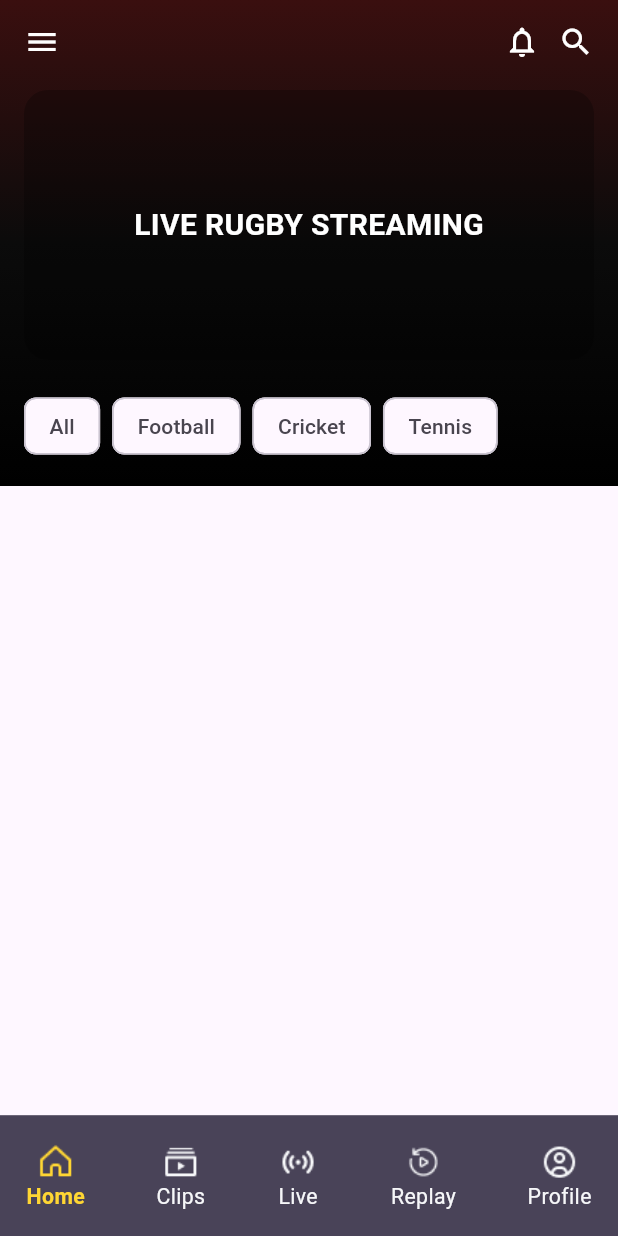
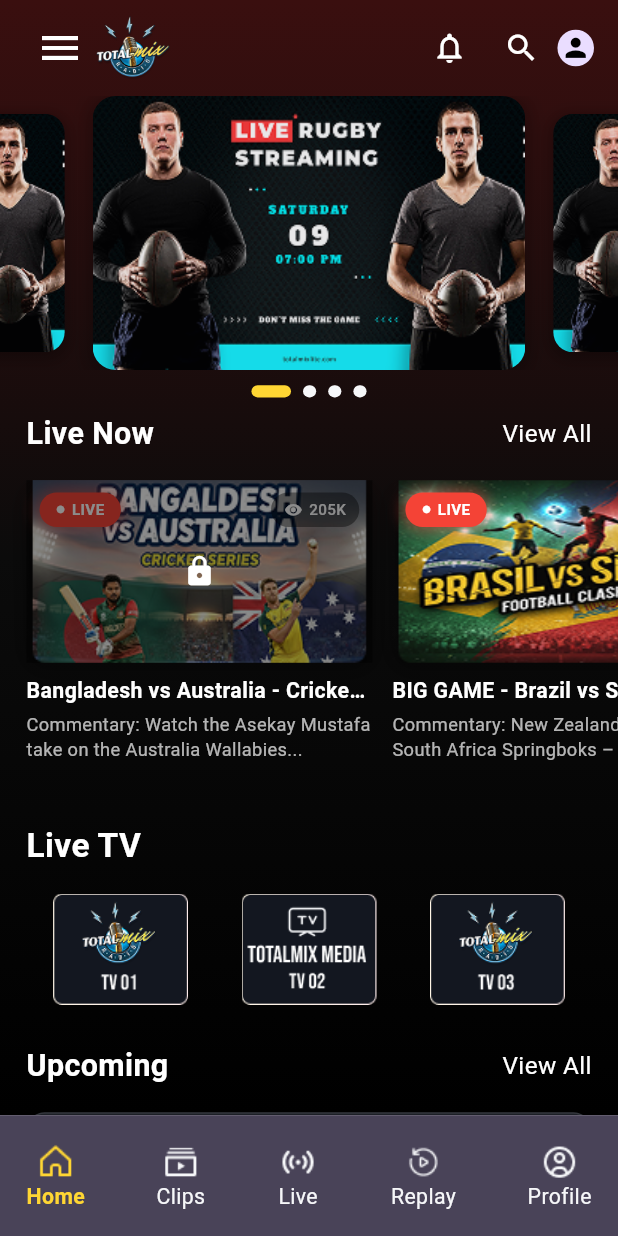
Before and after one commit to Mustafa-2097/streamapp_mike20221, a Flutter app: the screen it shows after launch, on a phone screen of 412 x 824 dp. Run offline on Flutter 3.47's test engine with Material 3 defaults, Android fonts, the phone set to English and light mode, and no system bars; drawn by our look-alikes of carousel_slider, smooth_page_indicator; our stand-ins replace flutter_easyloading, flutter_screenutil, get, google_fonts, logger.

Commit message:
Home Screen Done

```diff
--- a/lib/features/home/screen/home_screen.dart
+++ b/lib/features/home/screen/home_screen.dart
@@ -1,16 +1,21 @@
 import 'package:flutter/material.dart';
 import 'package:get/get.dart';
 import '../../bottom_navbar/controller/nav_controller.dart';
+import '../widgets/all_tab.dart';
+import '../widgets/carousel_slider.dart';
+import '../widgets/custom_home_appbar.dart';
 
 class HomeScreen extends StatelessWidget {
-  HomeScreen({super.key});
-
-  final BottomNavController navController = Get.put(BottomNavController());
+  const HomeScreen({super.key});
 
   @override
   Widget build(BuildContext context) {
+    final sh = MediaQuery.of(context).size.height;
+    final sw = MediaQuery.of(context).size.width;
+
     return Scaffold(
       body: Container(
+        height: sh,
         decoration: const BoxDecoration(
           gradient: LinearGradient(
             begin: Alignment.topCenter,
@@ -19,66 +24,25 @@ class HomeScreen extends StatelessWidget {
           ),
         ),
         child: SafeArea(
-          child: SingleChildScrollView(
-            padding: const EdgeInsets.all(16),
-            child: Column(
-              crossAxisAlignment: CrossAxisAlignment.start,
-              children: [
-                // 🔝 Top Bar
-                Row(
-                  mainAxisAlignment: MainAxisAlignment.spaceBetween,
-                  children: const [
-                    Icon(Icons.menu, color: Colors.white),
-                    Row(
-                      children: [
-                        Icon(Icons.notifications_none, color: Colors.white),
-                        SizedBox(width: 12),
-                        Icon(Icons.search, color: Colors.white),
-                      ],
-                    ),
-                  ],
-                ),
+          child: CustomScrollView(
+            slivers: [
+              SliverToBoxAdapter(
+                child: const CustomHomeAppBar(),
+              ),
 
-                const SizedBox(height: 20),
+              SliverToBoxAdapter(
+                child: const RugbyCarouselSlider(),
+              ),
 
-                // 🎥 Banner
-                Container(
-                  height: 180,
-                  decoration: BoxDecoration(
-                    borderRadius: BorderRadius.circular(16),
-                    color: Colors.black26,
-                  ),
-                  child: const Center(
-                    child: Text(
-                      "LIVE RUGBY STREAMING",
-                      style: TextStyle(
-                        color: Colors.white,
-                        fontSize: 20,
-                        fontWeight: FontWeight.bold,
-                      ),
-                    ),
-                  ),
-                ),
+              SliverToBoxAdapter(
+                child: SizedBox(height: 10),
+              ),
 
-                const SizedBox(height: 20),
+              SliverToBoxAdapter(
+                child: LiveNowSection(), // Add the LiveNow section here
+              ),
 
-                // 🟡 Categories
-                SingleChildScrollView(
-                  scrollDirection: Axis.horizontal,
-                  child: Row(
-                    children: const [
-                      Chip(label: Text("All")),
-                      SizedBox(width: 8),
-                      Chip(label: Text("Football")),
-                      SizedBox(width: 8),
-                      Chip(label: Text("Cricket")),
-                      SizedBox(width: 8),
-                      Chip(label: Text("Tennis")),
-                    ],
-                  ),
-                ),
-              ],
-            ),
+            ],
           ),
         ),
       ),
--- /dev/null
+++ b/lib/features/home/widgets/all_tab.dart
@@ -0,0 +1,173 @@
+import 'package:flutter/material.dart';
+import 'package:flutter_screenutil/flutter_screenutil.dart';
+import 'package:testapp/features/home/widgets/upcoming_match_card.dart';
+
+import 'live_card.dart';
+
+class LiveNowSection extends StatelessWidget {
+  LiveNowSection({super.key});
+
+  final List<String> _liveImages = [
+    'assets/images/live01.png',
+    'assets/images/live02.png',
+    'assets/images/live01.png',
+  ];
+
+  // Viewer counts for each live stream
+  final List<String> _viewerCounts = [
+    '205K',
+    '189K',
+    '156K',
+  ];
+
+  // Titles for accessibility/alt text
+  final List<String> _titles = [
+    'Bangladesh vs Australia - Cricket Championship',
+    'BIG GAME - Brazil vs Spain - World Cup',
+    'Bangladesh vs Australia - Cricket Championship',
+  ];
+
+  // Descriptions for each live stream
+  final List<String> _descriptions = [
+    'Commentary: Watch the Asekay Mustafa take on the Australia Wallabies...',
+    'Commentary: New Zealand All Blacks vs South Africa Springboks – Rugby Ch...',
+    'Commentary: Watch the Asekay Mustafa take on the Australia Wallabies...',
+  ];
+
+  @override
+  Widget build(BuildContext context) {
+    return Column(
+      crossAxisAlignment: CrossAxisAlignment.start,
+      children: [
+        // Section Header
+        Padding(
+          padding: EdgeInsets.symmetric(horizontal: 16.w),
+          child: Row(
+            children: [
+              Text(
+                'Live Now',
+                style: TextStyle(
+                  color: Colors.white,
+                  fontSize: 20.sp,
+                  fontWeight: FontWeight.bold,
+                ),
+              ),
+              const Spacer(),
+              Text(
+                'View All',
+                style: TextStyle(
+                  color: Colors.white,
+                  fontSize: 16.sp,
+                ),
+              ),
+            ],
+          ),
+        ),
+        SizedBox(height: 16.h),
+
+        // Horizontal Scrollable List
+        SizedBox(
+          height: 200.h, // Increased height to accommodate text below
+          child: ListView.builder(
+            scrollDirection: Axis.horizontal,
+            padding: EdgeInsets.symmetric(horizontal: 16.w),
+            itemCount: _liveImages.length,
+            itemBuilder: (context, index) {
+              return Padding(
+                padding: EdgeInsets.only(right: 12.w),
+                child: LiveCard(imagePath: _liveImages[index], viewerCount: _viewerCounts[index], title: _titles[index], description: _descriptions[index], isLocked: index == 0),
+              );
+            },
+          ),
+        ),
+        SizedBox(height: 24.h),
+
+        // Live TV Section
+        Padding(
+          padding: EdgeInsets.symmetric(horizontal: 16.w),
+          child: Text(
+            'Live TV',
+            style: TextStyle(
+              color: Colors.white,
+              fontSize: 22.sp,
+              fontWeight: FontWeight.bold,
+            ),
+          ),
+        ),
+        SizedBox(height: 16.h),
+
+        // Live TV Channels
+        Padding(
+          padding: EdgeInsets.symmetric(horizontal: 16.w),
+          child: Row(
+            mainAxisAlignment: MainAxisAlignment.spaceAround,
+            children: [
+              _buildTVChannel('assets/images/tv01.png'),
+              _buildTVChannel('assets/images/tv02.png'),
+              _buildTVChannel('assets/images/tv03.png'),
+            ],
+          ),
+        ),
+        SizedBox(height: 26.h),
+
+        // Upcoming section
+        Padding(
+          padding: EdgeInsets.symmetric(horizontal: 16.w),
+          child: Row(
+            children: [
+              Text(
+                'Upcoming',
+                style: TextStyle(
+                  color: Colors.white,
+                  fontSize: 20.sp,
+                  fontWeight: FontWeight.bold,
+                ),
+              ),
+              const Spacer(),
+              Text(
+                'View All',
+                style: TextStyle(
+                  color: Colors.white,
+                  fontSize: 16.sp,
+                ),
+              ),
+            ],
+          ),
+        ),
+        SizedBox(height: 16.h),
+        Padding(
+          padding: EdgeInsets.symmetric(horizontal: 16.w),
+          child: Column(
+            children: const [
+              UpcomingMatchCard(
+                imagePath: 'assets/images/live01.png',
+                league: 'EFL Championship',
+                match: 'Brazil vs Spain',
+                time: 'Today at 06:04 PM',
+              ),
+              SizedBox(height: 12),
+              UpcomingMatchCard(
+                imagePath: 'assets/images/live02.png',
+                league: 'Rugby Championship',
+                match: 'Springboks vs Argentina',
+                time: 'Today at 01:04 PM',
+                isHighlighted: true,
+              ),
+            ],
+          ),
+        ),
+        SizedBox(height: 16.h),
+      ],
+    );
+  }
+
+  Widget _buildTVChannel(String imagePath) {
+    return ClipRRect(
+      child: Image.asset(
+        imagePath,
+        width: 90,
+        fit: BoxFit.cover,
+      ),
+    );
+  }
+}
--- /dev/null
+++ b/lib/features/home/widgets/carousel_slider.dart
@@ -0,0 +1,98 @@
+import 'package:carousel_slider/carousel_slider.dart';
+import 'package:flutter/material.dart';
+import 'package:flutter_screenutil/flutter_screenutil.dart';
+import 'package:smooth_page_indicator/smooth_page_indicator.dart';
+import '../../../core/const/app_colors.dart';
+
+class RugbyCarouselSlider extends StatefulWidget {
+  const RugbyCarouselSlider({super.key});
+
+  @override
+  State<RugbyCarouselSlider> createState() => _RugbyCarouselSliderState();
+}
+
+class _RugbyCarouselSliderState extends State<RugbyCarouselSlider> {
+  final CarouselSliderController _carouselController = CarouselSliderController();
+
+  int _currentIndex = 0;
+
+  final List<String> _imageUrls = [
+    'assets/images/slider.png',
+    'assets/images/slider.png',
+    'assets/images/slider.png',
+    'assets/images/slider.png',
+  ];
+
+  @override
+  Widget build(BuildContext context) {
+    return Column(
+      children: [
+        CarouselSlider.builder(
+          carouselController: _carouselController,
+          itemCount: _imageUrls.length,
+          options: _carouselOptions,
+          itemBuilder: (context, index, realIndex) {
+            return _buildCarouselItem(index);
+          },
+        ),
+        SizedBox(height: 10.h),
+        _buildIndicator(),
+      ],
+    );
+  }
+
+  /// Carousel configuration
+  CarouselOptions get _carouselOptions {
+    return CarouselOptions(
+      height: 180.h,
+      autoPlay: true,
+      enlargeCenterPage: true,
+      viewportFraction: 0.7,
+      aspectRatio: 16 / 9,
+      onPageChanged: (index, _) {
+        setState(() => _currentIndex = index);
+      },
+    );
+  }
+
+  /// Single carousel item
+  Widget _buildCarouselItem(int index) {
+    return Container(
+      decoration: BoxDecoration(
+        borderRadius: BorderRadius.circular(15.r),
+        boxShadow: [
+          BoxShadow(
+            color: Colors.black.withOpacity(0.3),
+            blurRadius: 10,
+            spreadRadius: 2,
+            offset: const Offset(0, 3),
+          ),
+        ],
+      ),
+      child: ClipRRect(
+        borderRadius: BorderRadius.circular(15.r),
+        child: Image.asset(
+          _imageUrls[index],
+          fit: BoxFit.cover,
+        ),
+      ),
+    );
+  }
+
+  /// Dots indicator
+  Widget _buildIndicator() {
+    return AnimatedSmoothIndicator(
+      activeIndex: _currentIndex,
+      count: _imageUrls.length,
+      effect: ExpandingDotsEffect(
+        activeDotColor: AppColors.primaryColor,
+        dotColor: AppColors.bgColor,
+        dotHeight: 8.h,
+        dotWidth: 8.w,
+      ),
+      onDotClicked: (index) {
+        _carouselController.animateToPage(index);
+      },
+    );
+  }
+}
--- /dev/null
+++ b/lib/features/home/widgets/custom_home_appbar.dart
@@ -0,0 +1,54 @@
+import 'package:flutter/material.dart';
+import 'package:flutter_screenutil/flutter_screenutil.dart';
+import '../../../core/const/app_colors.dart';
+import '../../../core/const/images_path.dart';
+
+class CustomHomeAppBar extends StatelessWidget implements PreferredSizeWidget {
+  const CustomHomeAppBar({super.key});
+
+  @override
+  Size get preferredSize => const Size.fromHeight(64);
+
+  @override
+  Widget build(BuildContext context) {
+    return SafeArea(
+      bottom: false,
+      child: Container(
+        height: preferredSize.height,
+        padding: const EdgeInsets.symmetric(horizontal: 16),
+        child: Row(
+          children: [
+            /// Menu icon
+            IconButton(
+              onPressed: () {},
+              icon: const Icon(Icons.menu, color: Colors.white, size: 32),
+            ),
+
+            /// Logo section
+            Image.asset(ImagesPath.logo, height: 60, width: 50),
+
+            const Spacer(),
+
+            /// Notification icon
+            IconButton(
+              onPressed: () {},
+              icon: const Icon(Icons.notifications_none, color: Colors.white),
+            ),
+
+            /// Search icon
+            IconButton(
+              onPressed: () {},
+              icon: const Icon(Icons.search, color: Colors.white),
+            ),
+
+            /// Profile avatar
+            CircleAvatar(
+              radius: 12.r,
+              child: Icon(Icons.person, size: 20.r, color: Colors.black)
+            )
+          ],
+        ),
+      ),
+    );
+  }
+}
--- /dev/null
+++ b/lib/features/home/widgets/live_card.dart
@@ -0,0 +1,184 @@
+import 'package:flutter/material.dart';
+import 'package:flutter_screenutil/flutter_screenutil.dart';
+
+class LiveCard extends StatelessWidget {
+  const LiveCard({
+    super.key,
+    required this.imagePath,
+    required this.viewerCount,
+    required this.title,
+    required this.description,
+    required this.isLocked,
+  });
+
+  final String imagePath;
+  final String viewerCount;
+  final String title;
+  final String description;
+  final bool isLocked;
+
+  @override
+  Widget build(BuildContext context) {
+    return GestureDetector(
+      onTap: () {
+        if (!isLocked) {
+          // Navigate to live stream
+          print('Playing: $title');
+        }
+      },
+      child: Container(
+        width: 210.w,
+        child: Column(
+          crossAxisAlignment: CrossAxisAlignment.start,
+          children: [
+            // Image Container
+            Container(
+              height: 120.h,
+              decoration: BoxDecoration(
+                borderRadius: BorderRadius.circular(16.r),
+                boxShadow: [
+                  BoxShadow(
+                    color: Colors.black.withOpacity(0.3),
+                    blurRadius: 10,
+                    spreadRadius: 2,
+                    offset: const Offset(0, 4),
+                  ),
+                ],
+              ),
+              child: Stack(
+                children: [
+                  // Main Image with all design elements baked in
+                  ClipRRect(
+                    child: Image.asset(
+                      imagePath,
+                      width: double.infinity,
+                      height: double.infinity,
+                      fit: BoxFit.cover,
+                    ),
+                  ),
+
+                  // LIVE Badge
+                  Positioned(
+                    top: 8.h,
+                    left: 8.w,
+                    child: Container(
+                      padding: EdgeInsets.symmetric(
+                        horizontal: 10.w,
+                        vertical: 4.h,
+                      ),
+                      decoration: BoxDecoration(
+                        color: Colors.red,
+                        borderRadius: BorderRadius.circular(20.r),
+                        boxShadow: [
+                          BoxShadow(
+                            color: Colors.red.withOpacity(0.5),
+                            blurRadius: 8,
+                            spreadRadius: 2,
+                          ),
+                        ],
+                      ),
+                      child: Row(
+                        children: [
+                          Icon(
+                            Icons.circle,
+                            color: Colors.white,
+                            size: 6.sp,
+                          ),
+                          SizedBox(width: 4.w),
+                          Text(
+                            'LIVE',
+                            style: TextStyle(
+                              color: Colors.white,
+                              fontSize: 10.sp,
+                              fontWeight: FontWeight.bold,
+                            ),
+                          ),
+                        ],
+                      ),
+                    ),
+                  ),
+
+                  // Viewer Count
+                  Positioned(
+                    top: 8.h,
+                    right: 8.w,
+                    child: Container(
+                      padding: EdgeInsets.symmetric(
+                        horizontal: 8.w,
+                        vertical: 4.h,
+                      ),
+                      decoration: BoxDecoration(
+                        color: Colors.black.withOpacity(0.4),
+                        borderRadius: BorderRadius.circular(12.r),
+                      ),
+                      child: Row(
+                        children: [
+                          Icon(
+                            Icons.remove_red_eye,
+                            color: Colors.white,
+                            size: 12.sp,
+                          ),
+                          SizedBox(width: 4.w),
+                          Text(
+                            viewerCount,
+                            style: TextStyle(
+                              color: Colors.white,
+                              fontSize: 10.sp,
+                              fontWeight: FontWeight.w500,
+                            ),
+                          ),
+                        ],
+                      ),
+                    ),
+                  ),
+
+                  // Lock Icon
+                  if (isLocked)
+                    Positioned.fill(
+                      child: Container(
+                        decoration: BoxDecoration(
+                          color: Colors.black.withOpacity(0.45),
+                        ),
+                        child: Center(
+                          child: Icon(
+                            Icons.lock,
+                            color: Colors.white,
+                            size: 22.sp,
+                          ),
+                        ),
+                      ),
+                    ),
+                ],
+              ),
+            ),
+
+            // Title
+            SizedBox(height: 8.h),
+            Text(
+              title,
+              style: TextStyle(
+                color: Colors.white,
+                fontSize: 14.sp,
+                fontWeight: FontWeight.bold,
+                overflow: TextOverflow.ellipsis,
+              ),
+              maxLines: 1,
+            ),
+
+            // Description
+            SizedBox(height: 4.h),
+            Text(
+              description,
+              style: TextStyle(
+                color: Colors.white.withOpacity(0.7),
+                fontSize: 12.sp,
+                overflow: TextOverflow.ellipsis,
+              ),
+              maxLines: 2,
+            ),
+          ],
+        ),
+      ),
+    );
+  }
+}
--- /dev/null
+++ b/lib/features/home/widgets/upcoming_match_card.dart
@@ -0,0 +1,131 @@
+import 'package:flutter/material.dart';
+import 'package:flutter_screenutil/flutter_screenutil.dart';
+
+class UpcomingMatchCard extends StatelessWidget {
+  final String imagePath;
+  final String league;
+  final String match;
+  final String time;
+  final bool isHighlighted;
+
+  const UpcomingMatchCard({
+    super.key,
+    required this.imagePath,
+    required this.league,
+    required this.match,
+    required this.time,
+    this.isHighlighted = false,
+  });
+
+  @override
+  Widget build(BuildContext context) {
+    final sh = MediaQuery.of(context).size.height;
+    final sw = MediaQuery.of(context).size.width;
+    return Container(
+      padding: EdgeInsets.all(12.r),
+      decoration: BoxDecoration(
+        color: const Color(0xFF1C1F26),
+        borderRadius: BorderRadius.circular(12.r),
+        border: Border.all(
+          color: Colors.white.withOpacity(0.1),
+        ),
+      ),
+      child: Row(
+        children: [
+          /// Match image
+          ClipRRect(
+            borderRadius: BorderRadius.circular(8.r),
+            child: Image.asset(
+              imagePath,
+              height: 40.h,
+              width: 60.w,
+              fit: BoxFit.cover,
+            ),
+          ),
+
+          SizedBox(width: 12.w),
+
+          /// Match details
+          Expanded(
+            child: Column(
+              crossAxisAlignment: CrossAxisAlignment.start,
+              children: [
+                Text(
+                  league,
+                  style: TextStyle(
+                    color: Colors.amber,
+                    fontSize: 12.sp,
+                    fontWeight: FontWeight.w600,
+                  ),
+                ),
+                SizedBox(height: 4.h),
+                Text(
+                  match,
+                  maxLines: 1,
+                  overflow: TextOverflow.ellipsis,
+                  style: TextStyle(
+                    color: Colors.white,
+                    fontSize: 15.sp,
+                    fontWeight: FontWeight.w600,
+                  ),
+                ),
+              ],
+            ),
+          ),
+
+          SizedBox(width: 12.w),
+
+          /// Remind button
+          Column(
+            crossAxisAlignment: CrossAxisAlignment.end,
+            children: [
+              Row(
+                children: [
+                  Icon(
+                    Icons.access_time,
+                    size: 14.sp,
+                    color: Colors.white.withOpacity(0.7),
+                  ),
+                  SizedBox(width: 4.w),
+                  Text(
+                    time,
+                    style: TextStyle(
+                      color: Colors.white,
+                      fontSize: 10.sp,
+                    ),
+                  ),
+                ],
+              ),
+              SizedBox(height: 6.h),
+              Container(
+                padding: EdgeInsets.symmetric(horizontal: 8.w, vertical: 6.h),
+                decoration: BoxDecoration(
+                  color: isHighlighted ? Colors.amber : Colors.white,
+                  borderRadius: BorderRadius.circular(8.r),
+                ),
+                child: Row(
+                  children: [
+                    Icon(
+                      isHighlighted ? Icons.notifications : Icons.notifications_none,
+                      size: 14.sp,
+                      color: Colors.black,
+                    ),
+                    SizedBox(width: 4.w),
+                    Text(
+                      'Remind',
+                      style: TextStyle(
+                        color: Colors.black,
+                        fontSize: 10.sp,
+                        fontWeight: FontWeight.w600,
+                      ),
+                    ),
+                  ],
+                ),
+              ),
+            ],
+          ),
+        ],
+      ),
+    );
+  }
+}
--- a/pubspec.yaml
+++ b/pubspec.yaml
@@ -22,6 +22,10 @@ dependencies:
   flutter_easyloading: ^3.0.5
   intl: ^0.20.2
   logger: ^2.6.2
+  carousel_slider: ^5.1.1
+  smooth_page_indicator:
+
+
 
 dev_dependencies:
   flutter_test:
```
Also changed, not shown: assets/images/live01.png (added), assets/images/live02.png (added), assets/images/slider.png (added), assets/images/tv01.png (added), assets/images/tv02.png (added), assets/images/tv03.png (added), pubspec.lock.
